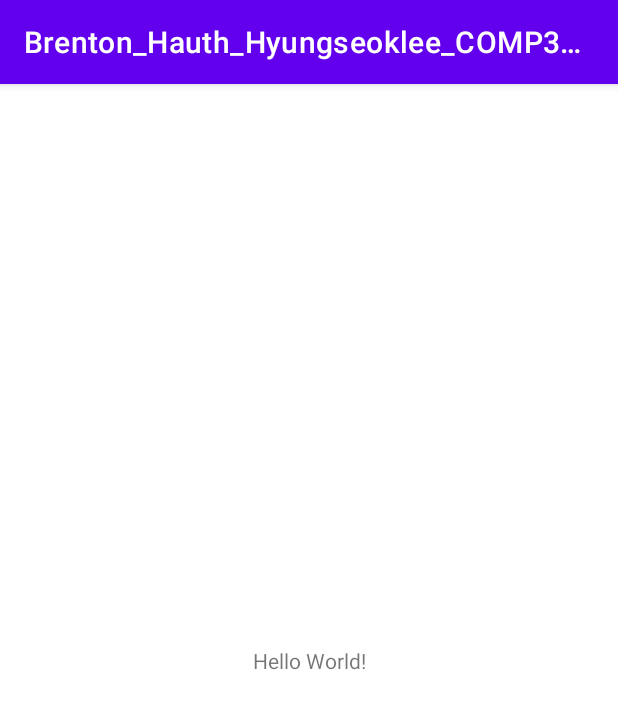
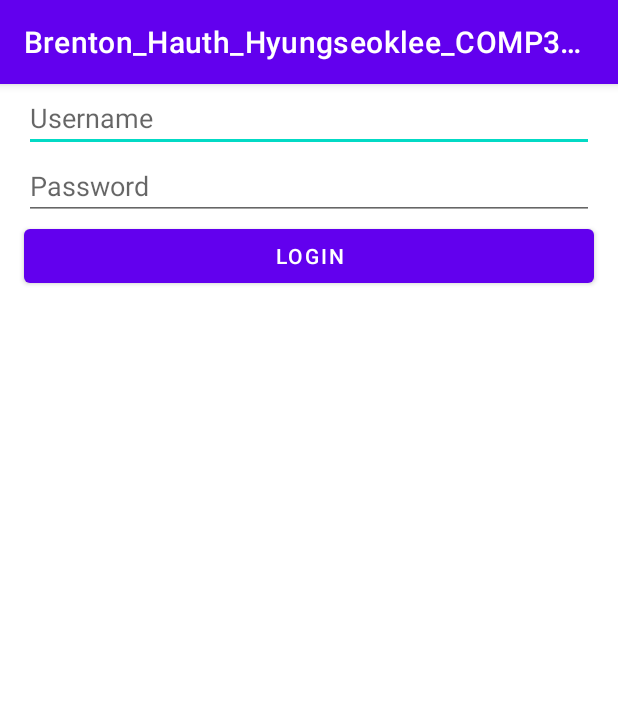
Before and after one commit to HyungseokLeee/COMP304_Lab04, an Android app: the screen it shows after launch (MainActivity before the commit, LoginActivity after it), on a phone screen of 412 x 824 dp. Shown: the top 709 px of the screen. Run offline under Robolectric (Android 15) with nearby library versions, the phone set to English and light mode, and no system bars.

Commit message:
Login Screen (WIP)

```diff
--- a/app/build.gradle
+++ b/app/build.gradle
@@ -36,4 +36,7 @@ dependencies {
     testImplementation 'junit:junit:4.+'
     androidTestImplementation 'androidx.test.ext:junit:1.1.1'
     androidTestImplementation 'androidx.test.espresso:espresso-core:3.2.0'
+    implementation 'androidx.room:room-runtime:2.2.5'
+    implementation "androidx.lifecycle:lifecycle-extensions:2.2.0"
+    annotationProcessor 'androidx.room:room-compiler:2.2.5'
 }
--- a/app/src/main/AndroidManifest.xml
+++ b/app/src/main/AndroidManifest.xml
@@ -9,6 +9,7 @@
         android:roundIcon="@mipmap/ic_launcher_round"
         android:supportsRtl="true"
         android:theme="@style/Theme.Brenton_Hauth_Hyungseoklee_COMP304Lab4_Ex1">
+        <activity android:name=".LoginActivity"></activity>
         <activity android:name=".MainActivity">
             <intent-filter>
                 <action android:name="android.intent.action.MAIN" />
--- /dev/null
+++ b/app/src/main/java/com/example/brenton_hauth_hyungseoklee_comp304lab4_ex1/LoginActivity.java
@@ -0,0 +1,79 @@
+package com.example.brenton_hauth_hyungseoklee_comp304lab4_ex1;
+
+import androidx.appcompat.app.AppCompatActivity;
+
+import android.content.SharedPreferences;
+import android.content.res.Resources;
+import android.os.Bundle;
+import android.view.View;
+import android.widget.EditText;
+import android.widget.Toast;
+
+import java.util.regex.Matcher;
+import java.util.regex.Pattern;
+
+public class LoginActivity extends AppCompatActivity {
+    public static final String LOGIN_PREFS = "login";
+
+    private static final Pattern
+            usernamePattern = Pattern.compile("^[\\w]{8,}$", Pattern.CASE_INSENSITIVE),
+            passwordPattern = Pattern.compile("^.{8,32}$");
+
+    private EditText usernameText, passwordText;
+
+    private SharedPreferences prefs;
+
+    @Override
+    protected void onCreate(Bundle savedInstanceState) {
+        super.onCreate(savedInstanceState);
+        setContentView(R.layout.activity_login);
+
+        prefs = getSharedPreferences(LOGIN_PREFS, 0);
+
+        // Gets nurse's username from prefs
+        String username = prefs.getString("username", null);
+
+        // Quits the login activity if they are already logged in
+        if (username != null) {
+            finish();
+        }
+
+        usernameText = findViewById(R.id.editTextUsername);
+        passwordText = findViewById(R.id.editTextPassword);
+    }
+
+    public void onLoginButtonClick(View v) {
+        String username = validateField(
+                usernameText, usernamePattern, R.string.username_err_msg);
+        String password = validateField(
+                passwordText, passwordPattern, R.string.password_err_msg);
+
+        if (locateUser(username, password)) {
+            SharedPreferences.Editor edit = prefs.edit();
+            edit.putString("username", username);
+            edit.apply();
+            finish();
+        }
+    }
+
+    private boolean locateUser(String username, String password) {
+        if (username == null || password == null) {
+            return false;
+        }
+        // return true if found,
+        // otherwise return false
+        // ...
+        return true;
+    }
+
+    private String validateField(EditText field, Pattern pattern, int errMsg) {
+        String text = field.getText().toString();
+        Matcher m = pattern.matcher(text);
+
+        if (m.matches()) return text;
+
+        String msg = getResources().getString(errMsg);
+        field.setError(msg);
+        return null;
+    }
+}
--- a/app/src/main/java/com/example/brenton_hauth_hyungseoklee_comp304lab4_ex1/MainActivity.java
+++ b/app/src/main/java/com/example/brenton_hauth_hyungseoklee_comp304lab4_ex1/MainActivity.java
@@ -2,13 +2,37 @@ package com.example.brenton_hauth_hyungseoklee_comp304lab4_ex1;
 
 import androidx.appcompat.app.AppCompatActivity;
 
+import android.content.Intent;
+import android.content.SharedPreferences;
 import android.os.Bundle;
 
 public class MainActivity extends AppCompatActivity {
+
+    private SharedPreferences prefs;
 
     @Override
     protected void onCreate(Bundle savedInstanceState) {
         super.onCreate(savedInstanceState);
         setContentView(R.layout.activity_main);
+
+        prefs = getSharedPreferences(LoginActivity.LOGIN_PREFS, 0);
+
+        clearUsername();
+
+        checkIfLoggedIn();
+    }
+
+    private void checkIfLoggedIn() {
+        String username = prefs.getString("username", null);
+        if (username == null) {
+            Intent in = new Intent(this, LoginActivity.class);
+            startActivity(in);
+        }
+    }
+
+    private void clearUsername() {
+        SharedPreferences.Editor edit = prefs.edit();
+        edit.putString("username", null);
+        edit.apply();
     }
 }
--- /dev/null
+++ b/app/src/main/res/layout/activity_login.xml
@@ -0,0 +1,49 @@
+<?xml version="1.0" encoding="utf-8"?>
+<androidx.constraintlayout.widget.ConstraintLayout xmlns:android="http://schemas.android.com/apk/res/android"
+    xmlns:app="http://schemas.android.com/apk/res-auto"
+    xmlns:tools="http://schemas.android.com/tools"
+    android:layout_width="match_parent"
+    android:layout_height="match_parent"
+    tools:context=".LoginActivity">
+
+    <EditText
+        android:id="@+id/editTextUsername"
+        android:layout_width="match_parent"
+        android:layout_height="wrap_content"
+        android:layout_marginStart="16dp"
+        android:layout_marginEnd="16dp"
+        android:layout_marginBottom="50dp"
+
+        android:ems="10"
+        android:hint="@string/edit_text_username_hint"
+        android:inputType="textPersonName"
+        app:layout_constraintBottom_toTopOf="@id/editTextPassword"
+        app:layout_constraintEnd_toEndOf="parent"
+        app:layout_constraintStart_toStartOf="parent"
+        app:layout_constraintTop_toTopOf="parent" />
+
+    <EditText
+        android:id="@+id/editTextPassword"
+        android:layout_width="match_parent"
+        android:layout_height="wrap_content"
+        android:layout_marginStart="16dp"
+        android:layout_marginEnd="16dp"
+        android:ems="10"
+        android:hint="@string/edit_text_password_hint"
+        android:inputType="textPassword"
+        app:layout_constraintEnd_toEndOf="parent"
+        app:layout_constraintStart_toStartOf="parent"
+        app:layout_constraintTop_toBottomOf="@id/editTextUsername" />
+
+    <Button
+        android:id="@+id/buttonLogin"
+        android:layout_width="match_parent"
+        android:layout_height="wrap_content"
+        android:text="@string/login_button_text"
+        android:layout_marginStart="16dp"
+        android:layout_marginEnd="16dp"
+        android:onClick="onLoginButtonClick"
+        app:layout_constraintTop_toBottomOf="@id/editTextPassword" />
+
+
+</androidx.constraintlayout.widget.ConstraintLayout>
--- a/app/src/main/res/values/strings.xml
+++ b/app/src/main/res/values/strings.xml
@@ -1,3 +1,8 @@
 <resources>
     <string name="app_name">Brenton_Hauth_Hyungseoklee_COMP304Lab4_Ex1</string>
+    <string name="password_err_msg">Must be 8 to 32 characters long</string>
+    <string name="username_err_msg">Must have a minimum of 8 characters</string>
+    <string name="edit_text_username_hint">Username</string>
+    <string name="edit_text_password_hint">Password</string>
+    <string name="login_button_text">Login</string>
 </resources>
```
